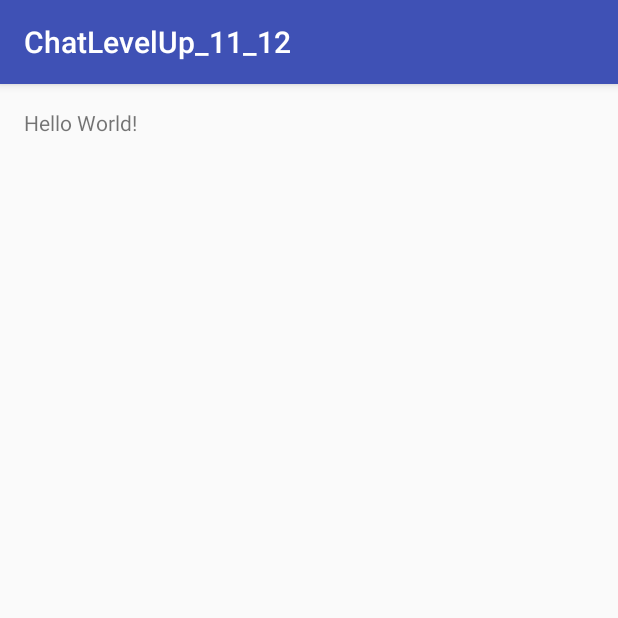
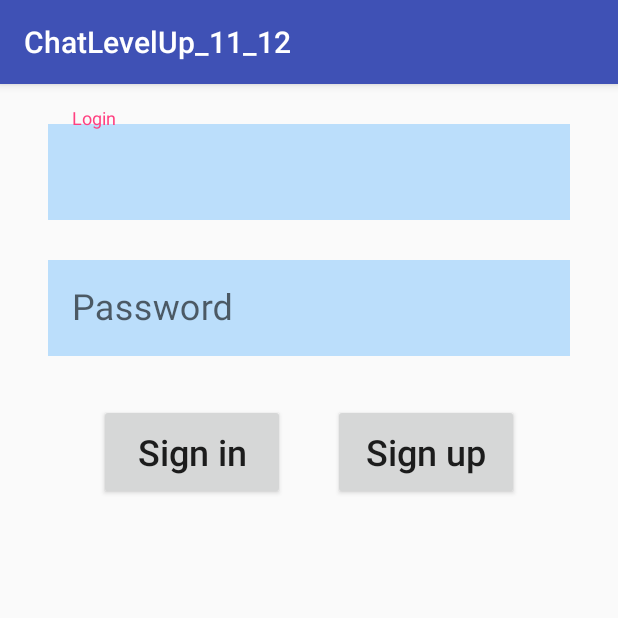
Before and after one commit to miller7777777/Level_Up_chat_11_12, an Android app: the screen it shows after launch (MainActivity before the commit, AuthActivity after it), on a phone screen of 412 x 824 dp, the top half of it. Run offline under Robolectric (Android 15) with nearby library versions, the phone set to English and light mode, and no system bars.

Commit message:
В первом приближении сделано окно авторизации.

```diff
--- a/app/build.gradle
+++ b/app/build.gradle
@@ -25,5 +25,6 @@ dependencies {
         exclude group: 'com.android.support', module: 'support-annotations'
     })
     compile 'com.android.support:appcompat-v7:24.2.1'
+    compile 'com.android.support:design:24.2.1'
     testCompile 'junit:junit:4.12'
 }
--- /dev/null
+++ b/app/src/main/java/ru/levelp/chatlevelup_11_12/AuthActivity.java
@@ -0,0 +1,15 @@
+package ru.levelp.chatlevelup_11_12;
+
+
+import android.os.Bundle;
+import android.support.annotation.Nullable;
+import android.support.v7.app.AppCompatActivity;
+
+public class AuthActivity extends AppCompatActivity{
+
+    @Override
+    protected void onCreate(@Nullable Bundle savedInstanceState) {
+        super.onCreate(savedInstanceState);
+        setContentView(R.layout.activity_auth);
+    }
+}
--- /dev/null
+++ b/app/src/main/res/layout/activity_auth.xml
@@ -0,0 +1,86 @@
+<?xml version="1.0" encoding="utf-8"?>
+<RelativeLayout xmlns:android="http://schemas.android.com/apk/res/android"
+                android:layout_width="match_parent"
+                android:layout_height="match_parent"
+                android:layout_margin="16dp"
+    >
+
+    <android.support.design.widget.TextInputLayout
+        android:id="@+id/auth_login_text_input_layout"
+        android:layout_width="match_parent"
+        android:layout_height="wrap_content">
+
+
+    <EditText
+        android:id="@+id/et_auth_login_input"
+        android:layout_width="match_parent"
+        android:layout_height="64dp"
+        android:layout_margin="16dp"
+        android:background="@color/colorLoginField"
+        android:textSize="24sp"
+        android:hint="@string/prompt_login"
+        android:paddingLeft="@dimen/activity_horizontal_margin"
+
+
+        />
+
+    </android.support.design.widget.TextInputLayout>
+
+
+    <android.support.design.widget.TextInputLayout
+        android:id="@+id/auth_password_text_input_layout"
+        android:layout_below="@id/auth_login_text_input_layout"
+
+        android:layout_width="match_parent"
+        android:layout_height="wrap_content">
+
+    <EditText
+        android:id="@+id/et_auth_password_input"
+        android:layout_width="match_parent"
+        android:layout_height="64dp"
+        android:layout_margin="16dp"
+        android:background="@color/colorLoginField"
+        android:textSize="24sp"
+        android:hint="@string/prompt_password"
+        android:paddingLeft="@dimen/activity_horizontal_margin"
+
+
+        />
+
+    </android.support.design.widget.TextInputLayout>
+
+    <TextView
+        android:id="@+id/auth_anchor"
+        android:layout_below="@id/auth_password_text_input_layout"
+        android:layout_centerHorizontal="true"
+        android:layout_width="0dp"
+        android:layout_height="24dp"/>
+
+    <Button
+        android:id="@+id/btn_auth_sign_in_button"
+        android:layout_below="@id/auth_password_text_input_layout"
+        android:layout_toLeftOf="@id/auth_anchor"
+        android:layout_margin="16dp"
+        android:layout_width="124dp"
+        android:layout_height="64dp"
+        android:text="@string/sign_in"
+        android:textSize="24sp"
+        android:gravity="center"
+        android:textAllCaps="false"
+        />
+
+    <Button
+        android:id="@+id/btn_auth_sign_up_button"
+        android:layout_below="@id/auth_password_text_input_layout"
+        android:layout_toRightOf="@id/auth_anchor"
+        android:layout_margin="16dp"
+        android:layout_width="124dp"
+        android:layout_height="64dp"
+        android:text="@string/sign_up"
+        android:textSize="24sp"
+        android:gravity="center"
+        android:textAllCaps="false"
+        />
+
+
+</RelativeLayout>
--- a/app/src/main/res/layout/activity_test.xml
+++ b/app/src/main/res/layout/activity_test.xml
@@ -4,6 +4,7 @@
              android:layout_height="match_parent">
 
     <TextView
+        android:id="@+id/test_text"
         android:layout_width="match_parent"
         android:layout_height="wrap_content"
         android:text="@string/app_name"
@@ -13,7 +14,8 @@
         android:gravity="center"/>
 
     <Button
-        android:layout_width="@dimen/button_width"
+        android:id="@+id/test_button"
+        android:layout_width="match_parent"
         android:layout_height="56dp"
         android:background="@color/colorAccent"
         android:text="@string/test_button"
--- a/app/src/main/res/values/colors.xml
+++ b/app/src/main/res/values/colors.xml
@@ -4,4 +4,5 @@
     <color name="colorPrimaryDark">#303F9F</color>
     <color name="colorAccent">#FF4081</color>
     <color name="colorMyMessage">#CCFFCC</color>
+    <color name="colorLoginField">#BBDEFB</color>
 </resources>
```
Also changed, not shown: app/src/main/AndroidManifest.xml (+12 -0 lines), app/src/main/java/ru/levelp/chatlevelup_11_12/TestActivity.java (added, +47 -0 lines), app/src/main/res/layout/activity_test_linear.xml (added, +28 -0 lines), app/src/main/res/values/strings.xml (+20 -0 lines).
